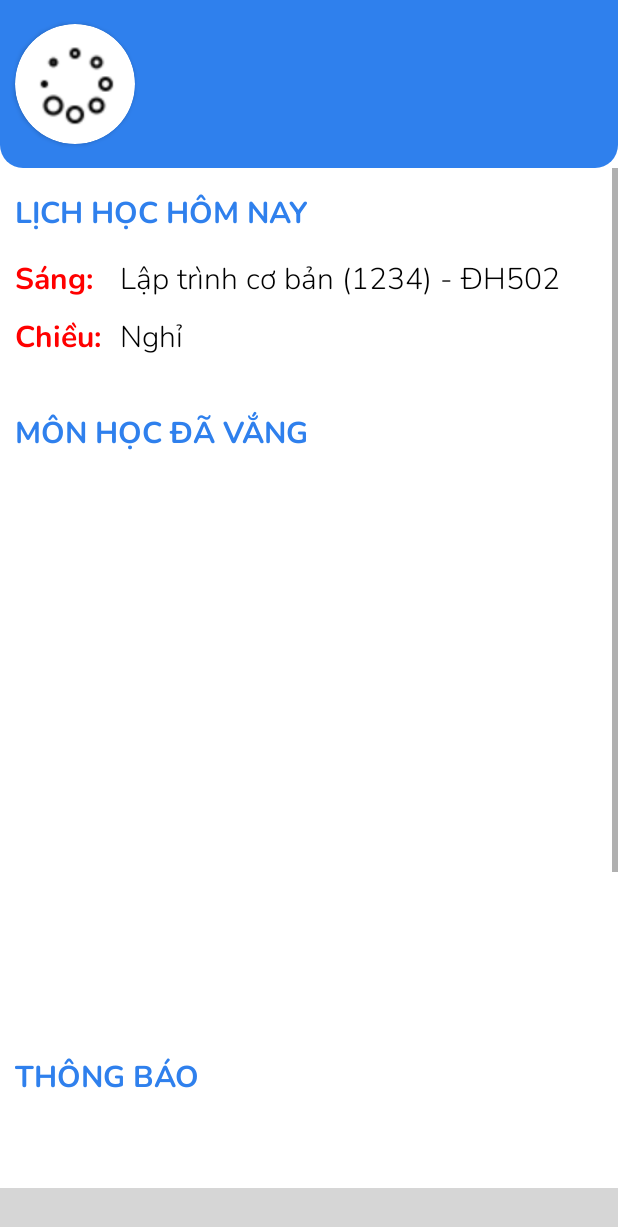
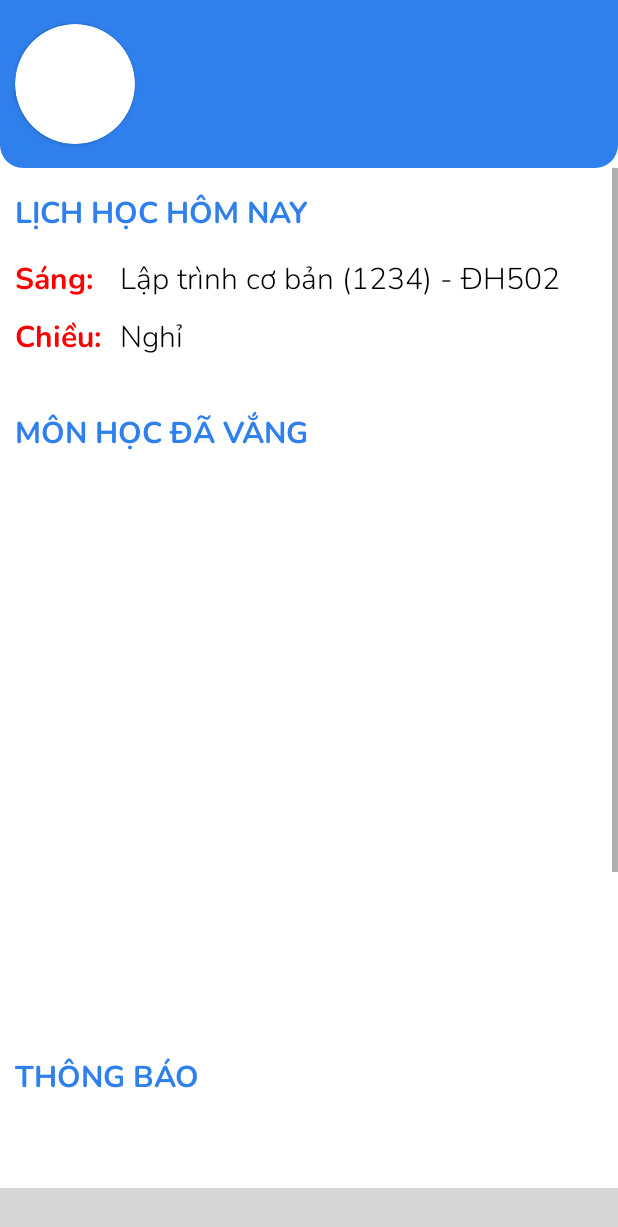
Before and after one commit to utehystudent/Utehy-Student, an Android app: the fragment HomeFragment placed in its activity, on a phone screen of 412 x 824 dp. Shown: the top 1227 px of the screen. Run offline under Robolectric (Android 15) with nearby library versions, the phone set to English and light mode, and no system bars; our stand-ins replace Firebase (no records; nobody signed in at launch, a user with empty details on screens opened directly), Picasso; libraries missing offline, so code that uses them is left out: com.etebarian.meowbottomnavigation, me.pushy.sdk; plain views replace MeowBottomNavigation; pictures from the network do not load; 15 statements that could not run were skipped; grey boxes are pictures that could not be loaded.

Commit message:
Fix some bugs login and open app

```diff
--- a/app/build.gradle
+++ b/app/build.gradle
@@ -62,4 +62,7 @@ dependencies {
     //Picasso
     implementation 'com.squareup.picasso:picasso:2.71828'
 
+    //Shimmer effect
+    implementation 'com.facebook.shimmer:shimmer:0.5.0'
+
 }
--- a/app/src/main/java/com/example/utehystudent/RegisterForPushNotificationsAsync.java
+++ b/app/src/main/java/com/example/utehystudent/RegisterForPushNotificationsAsync.java
@@ -12,25 +12,19 @@ import androidx.lifecycle.ViewModelProvider;
 import androidx.lifecycle.ViewModelStoreOwner;
 
 import com.example.utehystudent.ViewModel.LoginViewModel;
-import com.example.utehystudent.model.User;
-import com.google.android.gms.tasks.OnCanceledListener;
 import com.google.android.gms.tasks.OnCompleteListener;
-import com.google.android.gms.tasks.OnFailureListener;
 import com.google.android.gms.tasks.Task;
-import com.google.firebase.firestore.DocumentSnapshot;
 import com.google.firebase.firestore.FirebaseFirestore;
 
 import me.pushy.sdk.Pushy;
 
 public class RegisterForPushNotificationsAsync extends AsyncTask<Void, Void, Object> {
-    String username;
     Activity mActivity;
     FirebaseFirestore db;
     LoginViewModel loginViewModel;
 
     public RegisterForPushNotificationsAsync(Activity activity) {
         this.mActivity = activity;
-        username = "";
         loginViewModel = new ViewModelProvider((ViewModelStoreOwner) activity).get(LoginViewModel.class);
         StrictMode.ThreadPolicy policy = new StrictMode.ThreadPolicy.Builder().permitAll().build();
         StrictMode.setThreadPolicy(policy);
@@ -69,8 +63,9 @@ public class RegisterForPushNotificationsAsync extends AsyncTask<Void, Void, Obj
             return;
         }
         String message;
+
         saveDeviceToken(result.toString());
-        getUserFromFirestore(username);
+
         // Registration failed?
         if (result instanceof Exception) {
             // Log to console
@@ -84,7 +79,7 @@ public class RegisterForPushNotificationsAsync extends AsyncTask<Void, Void, Obj
         Log.d("get token", ""+message);
     }
 
-    private void getUserFromFirestore(String username) {
+    /*private void getUserFromFirestore(String username) {
         db.collection("User").document(username)
                 .get()
                 .addOnCompleteListener(new OnCompleteListener<DocumentSnapshot>() {
@@ -134,7 +129,7 @@ public class RegisterForPushNotificationsAsync extends AsyncTask<Void, Void, Obj
                         return;
                     }
                 });
-    }
+    }*/
 
     private void saveDeviceToken(String deviceToken) {
         //save device token to Shared Preferences
@@ -143,7 +138,7 @@ public class RegisterForPushNotificationsAsync extends AsyncTask<Void, Void, Obj
         editor.putString("device_token", deviceToken);
         editor.commit();
 
-        username = preferences.getString("username", "");
+        String username = preferences.getString("username", "");
 
         //save device_token to Firestore user
         db.collection("Account").document(username)
--- a/app/src/main/java/com/example/utehystudent/ViewModel/LoginViewModel.java
+++ b/app/src/main/java/com/example/utehystudent/ViewModel/LoginViewModel.java
@@ -9,6 +9,7 @@ import androidx.lifecycle.AndroidViewModel;
 import androidx.lifecycle.MutableLiveData;
 import com.example.utehystudent.model.Account;
 import com.example.utehystudent.model.User;
+import com.example.utehystudent.view.SplashActivity;
 import com.google.android.gms.tasks.OnCanceledListener;
 import com.google.android.gms.tasks.OnCompleteListener;
 import com.google.android.gms.tasks.OnFailureListener;
@@ -33,8 +34,8 @@ public class LoginViewModel extends AndroidViewModel {
         userLiveData = new MutableLiveData<>();
         isLoginSuccess = new MutableLiveData<>();
         context = application.getApplicationContext();
+        db = FirebaseFirestore.getInstance();
 
-        db = FirebaseFirestore.getInstance();
     }
 
     public MutableLiveData<Account> getAccountLiveData() {
@@ -42,6 +43,7 @@ public class LoginViewModel extends AndroidViewModel {
     }
 
     public MutableLiveData<User> getUserLiveData() {
+        Log.d(TAG, "getUserLiveData: "+userLiveData.getValue());
         return userLiveData;
     }
 
@@ -51,6 +53,7 @@ public class LoginViewModel extends AndroidViewModel {
 
     public void setUserLiveData(User user) {
         this.userLiveData.setValue(user);
+        Log.d(TAG, "setUserLiveData: "+userLiveData.getValue().toString());
     }
 
     public void LoginWithAccount(String username, String password) {
@@ -77,7 +80,10 @@ public class LoginViewModel extends AndroidViewModel {
                                     editor.putString("account_type", account.getAccount_type());
                                     editor.putString("device_token", account.getDevice_token());
                                     editor.commit();
-                                    //
+                                    Log.d(TAG, ""+editor.toString());
+                                    Log.d(TAG, account.getUsername()+", "+account.getPassword());
+                                    SplashActivity.usn = username;
+                                    getUserFromFirestore();
                                 }else {
                                     Log.d(TAG, "Password not correct");
                                     isLoginSuccess.setValue(false);
@@ -112,4 +118,60 @@ public class LoginViewModel extends AndroidViewModel {
                     }
                 });
     }
+
+    public void getUserFromFirestore() {
+        db.collection("User").document(SplashActivity.usn)
+                .get()
+                .addOnCompleteListener(new OnCompleteListener<DocumentSnapshot>() {
+                    @Override
+                    public void onComplete(@NonNull Task<DocumentSnapshot> task) {
+                        if (task.isSuccessful()) {
+                            DocumentSnapshot document = task.getResult();
+                            if (document.exists()) {
+                                User user = new User();
+                                user = (User) document.toObject(User.class);
+                                //set value to LoginViewModel
+                                setUserLiveData(user);
+
+                                Log.d(TAG, userLiveData.getValue()+"");
+
+                                //save user to shared preferences
+                                SharedPreferences preferences = getApplication().getSharedPreferences("User", Context.MODE_PRIVATE);
+                                SharedPreferences.Editor editor = preferences.edit();
+                                editor.putString("username", user.getUsername());
+                                editor.putString("class_ID", user.getClass_ID());
+                                editor.putString("name", user.getName());
+                                editor.putString("faculty_ID", user.getFaculty_ID());
+                                editor.putString("regency", user.getRegency());
+                                editor.putString("avt_link", user.getAvt_link());
+                                editor.commit();
+
+                                Log.d("save user live data", "success: "+user.getClass_ID());
+                            }else {
+                                Log.d("save user live data", "User doesn't exist");
+                                return;
+                            }
+                        }else {
+                            Log.d("save user live data", "fail");
+                            return;
+                        }
+                    }
+                })
+                .addOnFailureListener(new OnFailureListener() {
+                    @Override
+                    public void onFailure(@NonNull Exception e) {
+                        Log.d("save user live data", "failure");
+                        return;
+                    }
+                })
+                .addOnCanceledListener(new OnCanceledListener() {
+                    @Override
+                    public void onCanceled() {
+                        Log.d("save user live data", "cancel");
+                        return;
+                    }
+                });
+    }
+
+
 }
--- a/app/src/main/java/com/example/utehystudent/ViewModel/ScheduleViewModel.java
+++ b/app/src/main/java/com/example/utehystudent/ViewModel/ScheduleViewModel.java
@@ -17,9 +17,8 @@ import com.google.firebase.firestore.FirebaseFirestore;
 
 public class ScheduleViewModel extends AndroidViewModel {
     private final String TAG = "ScheduleViewModel";
-
-    private MutableLiveData<Schedule> scheduleMutableLiveData;
-    private MutableLiveData<Schedule_detail> schedule_detailMutableLiveData;
+    public MutableLiveData<Schedule> scheduleMutableLiveData;
+    public MutableLiveData<Schedule_detail> schedule_detailMutableLiveData;
 
     FirebaseFirestore db;
 
@@ -29,26 +28,23 @@ public class ScheduleViewModel extends AndroidViewModel {
         schedule_detailMutableLiveData = new MutableLiveData<>();
         db = FirebaseFirestore.getInstance();
 
+        //get schedule from firebase
+        getSchedule();
+    }
 
+    //get schedule of current classroom
+    public void getSchedule() {
         //get current class_ID
-        SharedPreferences preferences = application.getApplicationContext().getSharedPreferences("User", Context.MODE_PRIVATE);
+        SharedPreferences preferences = getApplication().getSharedPreferences("User", Context.MODE_PRIVATE);
         String class_ID = preferences.getString("class_ID", "");
         Log.d("schedule", "class_ID: "+class_ID);
-
         //get current day string
         DateHelper dateHelper = new DateHelper();
         String day_string = dateHelper.getDayString();
 
-        //get schedule from firebase
-        getSchedule(class_ID, day_string);
-    }
-
-    //get schedule of current classroom
-    private void getSchedule(String class_ID, String day_string) {
-
         //get schedule information
         db.collection("Schedule")
-                .document(class_ID)
+                .document("101185")
                 .collection("Schedule_detail")
                 .document(day_string)
                 .get()
@@ -58,11 +54,9 @@ public class ScheduleViewModel extends AndroidViewModel {
                         if (task.isSuccessful()) {
                             DocumentSnapshot document = task.getResult();
                             if (document.exists()) {
-                                Log.d(TAG, "DocumentSnapshot data: " + document.getData());
                                 String morning = document.get("morning").toString();
                                 String afternoon = document.get("afternoon").toString();
                                 Schedule_detail detail = new Schedule_detail(morning, afternoon);
-
                                 //set data for schedule_detail live data
                                 setSchedule_detailMutableLiveData(detail);
                             } else {
@@ -90,4 +84,5 @@ public class ScheduleViewModel extends AndroidViewModel {
     public MutableLiveData<Schedule_detail> getSchedule_detailMutableLiveData() {
         return schedule_detailMutableLiveData;
     }
+
 }
--- a/app/src/main/java/com/example/utehystudent/fragments/HomeFragment.java
+++ b/app/src/main/java/com/example/utehystudent/fragments/HomeFragment.java
@@ -19,10 +19,11 @@ import com.example.utehystudent.model.User;
 import com.squareup.picasso.Picasso;
 
 public class HomeFragment extends Fragment {
+    final String TAG = "Home";
     ImageView imgAvt;
     TextView tvName, tvClass, tvXinChao, tvMorning, tvAfternoon;
+    ScheduleViewModel scheduleViewModel;
     LoginViewModel loginViewModel;
-    ScheduleViewModel scheduleViewModel;
 
     public HomeFragment() {
 
@@ -45,6 +46,21 @@ public class HomeFragment extends Fragment {
         tvAfternoon = view.findViewById(R.id.Home_tvAfternoon);
 
         //view model
+        loginViewModel = new ViewModelProvider(requireActivity()).get(LoginViewModel.class);
+        loginViewModel.getUserFromFirestore();
+        loginViewModel.getUserLiveData().observe(requireActivity(), new Observer<User>() {
+            @Override
+            public void onChanged(User user) {
+                imgAvt.setPadding(0,0,0,0);
+                Picasso.get().load(user.getAvt_link()).into(imgAvt);
+                String name = user.getName() +" ("+user.getUsername()+")";
+                tvName.setText(name);
+                tvClass.setText("LỚP: "+user.getClass_ID());
+                tvXinChao.setText("XIN CHÀO");
+            }
+        });
+
+
         scheduleViewModel = new ViewModelProvider(requireActivity()).get(ScheduleViewModel.class);
         scheduleViewModel.getSchedule_detailMutableLiveData().observe(requireActivity(), new Observer<Schedule_detail>() {
             @Override
@@ -54,18 +70,15 @@ public class HomeFragment extends Fragment {
             }
         });
 
-        loginViewModel = new ViewModelProvider(requireActivity()).get(LoginViewModel.class);
-        loginViewModel.getUserLiveData().observe(requireActivity(), new Observer<User>() {
-            @Override
-            public void onChanged(User user) {
-                imgAvt.setPadding(0,0,0,0);
-                Picasso.get().load(user.getAvt_link()).into(imgAvt);
-                String name = user.getName().toUpperCase() +" ("+user.getUsername()+")";
-                tvName.setText(name);
-                tvClass.setText("LỚP: "+user.getClass_ID());
-                tvXinChao.setText("XIN CHÀO");
-            }
-        });
+//        SharedPreferences preferences = requireActivity().getSharedPreferences("User", Context.MODE_PRIVATE);
+//        imgAvt.setPadding(0,0,0,0);
+//        Picasso.get().load(preferences.getString("avt_link", "https://daotaotuyensinh.com/images/hung-yn-400x400.jpg")).into(imgAvt);
+//        String name = preferences.getString("name","") +" ("+preferences.getString("username", "")+")";
+//        tvName.setText(name);
+//        tvClass.setText("LỚP: "+preferences.getString("class_ID", ""));
+//        tvXinChao.setText("XIN CHÀO");
+
+
         return view;
     }
 }
--- a/app/src/main/java/com/example/utehystudent/view/MainActivity.java
+++ b/app/src/main/java/com/example/utehystudent/view/MainActivity.java
@@ -1,9 +1,11 @@
 package com.example.utehystudent.view;
+
+import android.os.Bundle;
+import android.view.WindowManager;
 
 import androidx.appcompat.app.AppCompatActivity;
 import androidx.fragment.app.Fragment;
-import android.os.Bundle;
-import android.view.WindowManager;
+
 import com.etebarian.meowbottomnavigation.MeowBottomNavigation;
 import com.example.utehystudent.R;
 import com.example.utehystudent.RegisterForPushNotificationsAsync;
--- a/app/src/main/res/layout/activity_login.xml
+++ b/app/src/main/res/layout/activity_login.xml
@@ -59,6 +59,7 @@
             android:background="@drawable/bo_edt"
             android:layout_width="match_parent"
             android:padding="10dp"
+            android:text="10118456"
             android:layout_height="match_parent"></EditText>
     </com.google.android.material.card.MaterialCardView>
 
@@ -92,6 +93,7 @@
             android:background="@drawable/bo_edt"
             android:layout_width="match_parent"
             android:padding="10dp"
+            android:text="10118456"
             android:inputType="textPassword"
             android:layout_height="match_parent"></EditText>
     </com.google.android.material.card.MaterialCardView>
--- a/app/src/main/res/layout/fragment_home.xml
+++ b/app/src/main/res/layout/fragment_home.xml
@@ -11,6 +11,7 @@
         android:layout_width="match_parent"
         android:layout_height="112dp"
         android:background="@drawable/rounded_bottom_corners">
+
             <RelativeLayout
                 android:layout_width="match_parent"
                 android:layout_height="match_parent">
@@ -33,19 +34,19 @@
                         android:layout_width="match_parent"
                         android:layout_height="match_parent"
                         android:scaleType="fitCenter"
-                    android:src="@drawable/loading_circle"></ImageView>
+                        ></ImageView>
                 </androidx.cardview.widget.CardView>
 
                 <TextView
                     android:id="@+id/Home_tvXinChao"
-                android:layout_width="wrap_content"
+                    android:layout_width="match_parent"
                     android:layout_height="wrap_content"
                     android:layout_marginLeft="20dp"
                     android:layout_marginTop="15dp"
+                    android:textColor="#FFEA00"
                     android:layout_toRightOf="@+id/Home_cardAvt"
                     android:fontFamily="@font/nunito"
                     android:textAllCaps="true"
-                android:textColor="#C6FF00"
                     android:textSize="18sp"></TextView>
 
                 <TextView
@@ -64,17 +65,19 @@
 
                 <TextView
                     android:id="@+id/Home_tvLop"
-                android:layout_width="wrap_content"
+                    android:layout_width="match_parent"
                     android:layout_height="wrap_content"
                     android:layout_below="@+id/Home_tvTenSV"
                     android:layout_marginLeft="20dp"
                     android:layout_marginTop="5dp"
                     android:layout_toRightOf="@+id/Home_cardAvt"
                     android:fontFamily="@font/nunito"
+                    android:maxLines="1"
                     android:textAllCaps="true"
                     android:textColor="#fff"
                     android:textSize="15sp"></TextView>
             </RelativeLayout>
+
     </LinearLayout>
 
     <ScrollView
```
Also changed, not shown: app/src/main/java/com/example/utehystudent/fragments/ThongBaoFragment.java (+6 -3 lines), app/src/main/java/com/example/utehystudent/view/LoginActivity.java (+8 -2 lines), app/src/main/java/com/example/utehystudent/view/SplashActivity.java (+7 -3 lines), app/src/main/res/layout/fragment_thong_bao.xml (+5 -6 lines), app/src/main/res/drawable/loading_circle.png. Lines whose indentation alone changed are shown as unchanged.
